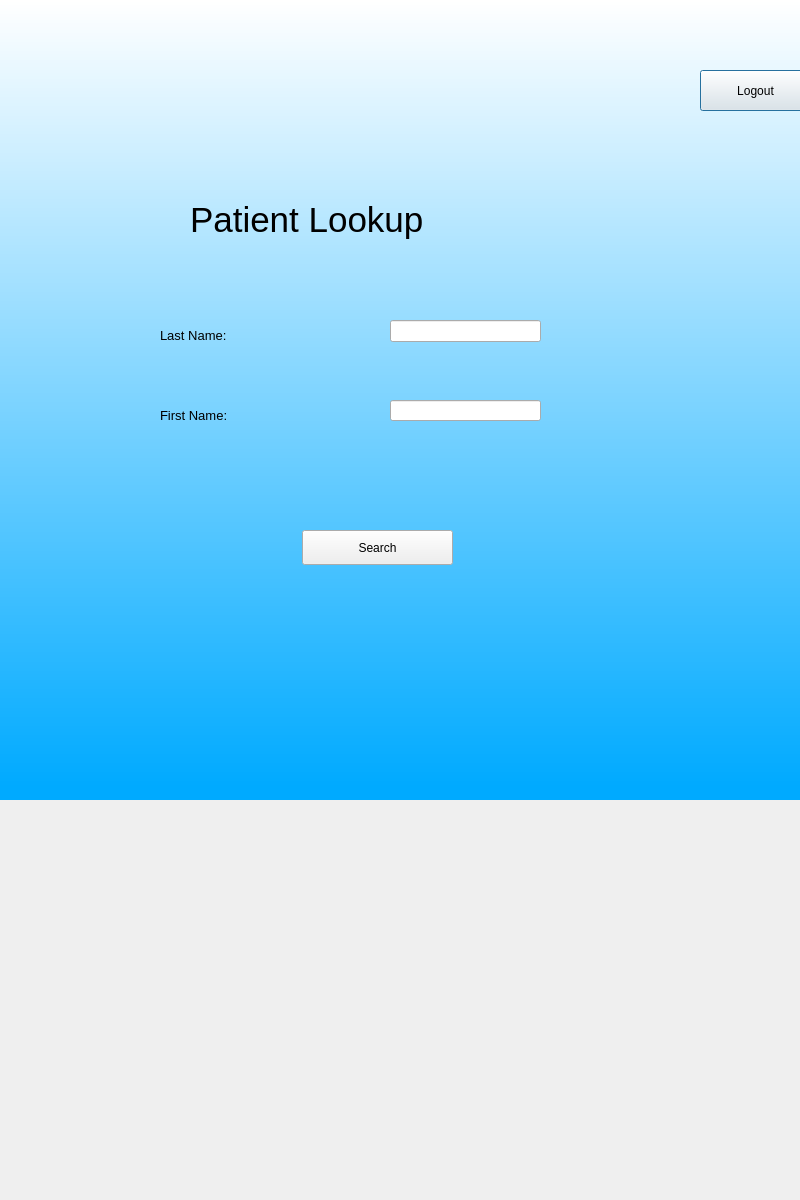
Old version of the form patientsearch.ui in the repository AlexHarbaugh1/CS499.
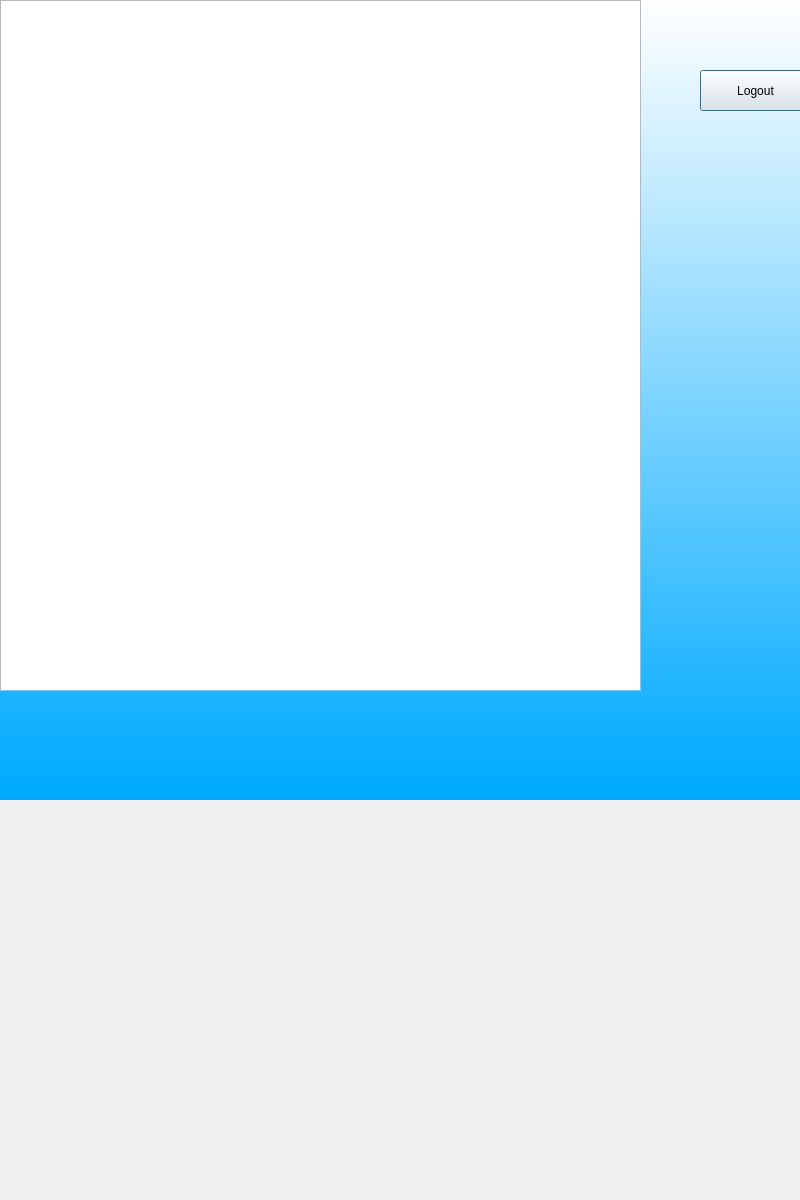
New version of the form.

Commit message: Updating GUI, SearchDB.py, and patientsearch.ui, Please don't break -Alex

```diff
--- a/patientsearch.ui
+++ b/patientsearch.ui
@@ -136,6 +136,16 @@
      <string/>
     </property>
    </widget>
+   <widget class="QTableWidget" name="resultsTable">
+    <property name="geometry">
+     <rect>
+      <x>0</x>
+      <y>0</y>
+      <width>641</width>
+      <height>691</height>
+     </rect>
+    </property>
+   </widget>
   </widget>
  </widget>
  <resources/>
```
The commit also changes 4 other files.
